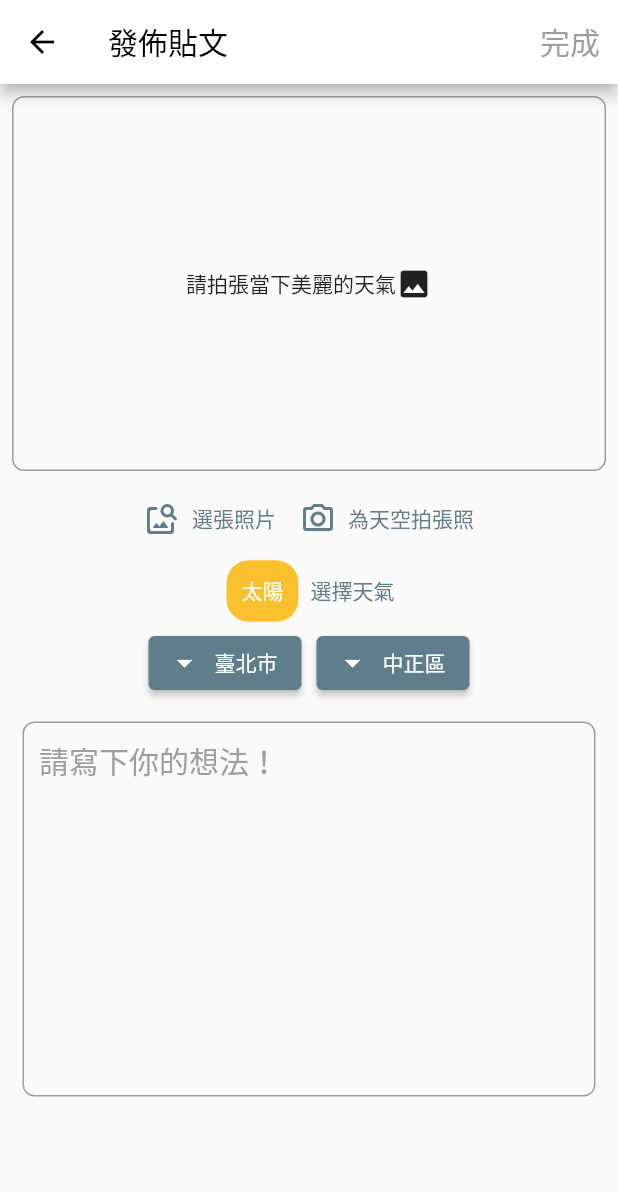
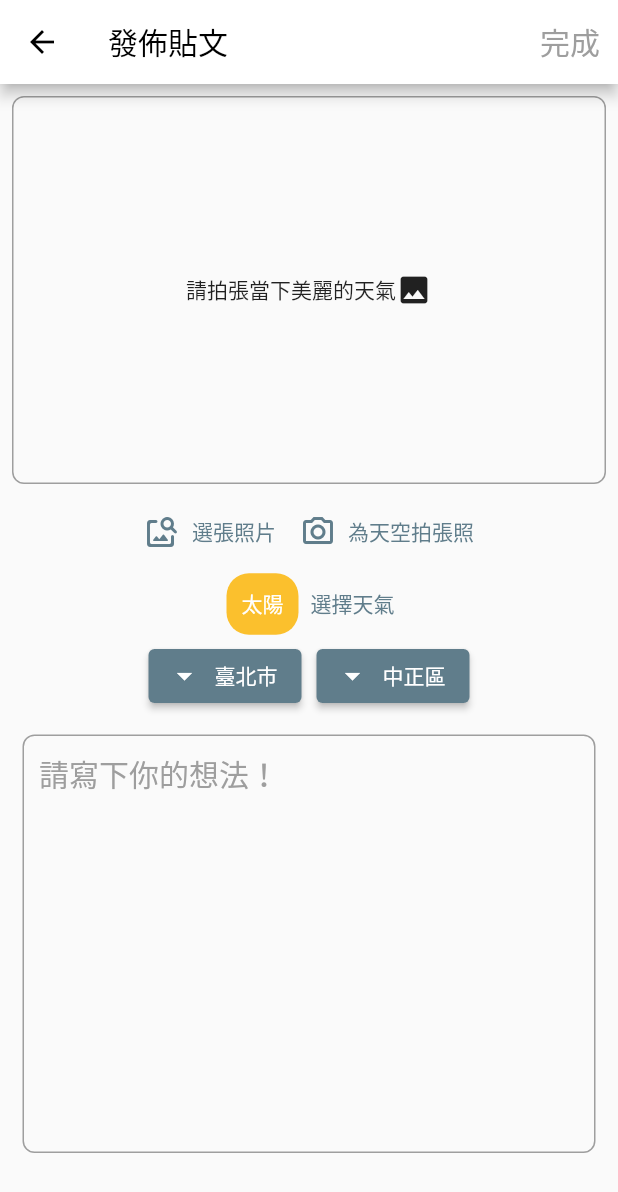
Before and after one commit to Wayne-Wang-Wayne/real_weather_app, a Flutter app: the CreatePostScreen screen opened by its route, on a phone screen of 412 x 824 dp. Shown: the top 1192 px of the screen. Run offline on Flutter 3.47's test engine with Material 2 defaults, Android fonts, the phone set to English and light mode, and no system bars; our stand-ins replace cloud_firestore, firebase_auth, firebase_core, firebase_storage, font_awesome_flutter, google_sign_in and 2 more; accounts and stored records are empty; network calls fail.

Commit message:
修正PO文頁比例

```diff
--- a/lib/mainPage/createPostPage/widgets/pictureWidget.dart
+++ b/lib/mainPage/createPostPage/widgets/pictureWidget.dart
@@ -45,9 +45,10 @@ class _AddPictureWidgetState extends State<AddPictureWidget> {
     return Column(
       children: [
         if (_storedImage != null)
-          Container(
+          AspectRatio(
+            aspectRatio: 3 / 2,
+            child: Container(
               width: double.infinity,
-            height: 250,
               child: Padding(
                 padding: const EdgeInsets.all(8.0),
                 child: ClipRRect(
@@ -58,13 +59,15 @@ class _AddPictureWidgetState extends State<AddPictureWidget> {
                     )),
               ),
             ),
+          ),
         if (_storedImage == null)
-          Padding(
+          AspectRatio(
+            aspectRatio: 3 / 2,
+            child: Padding(
                 padding: const EdgeInsets.all(8.0),
                 child: Container(
                   alignment: Alignment.center,
                   width: double.infinity,
-                height: 250,
                   child: Row(
                     mainAxisAlignment: MainAxisAlignment.center,
                     children: [Text("請拍張當下美麗的天氣"), Icon(Icons.photo)],
@@ -73,6 +76,7 @@ class _AddPictureWidgetState extends State<AddPictureWidget> {
                       border: Border.all(width: 1, color: Colors.grey),
                       borderRadius: BorderRadius.all(Radius.circular(8))),
                 )),
+          ),
         Row(
           mainAxisAlignment: MainAxisAlignment.center,
           children: [
--- a/lib/mainPage/createPostPage/widgets/postTextField.dart
+++ b/lib/mainPage/createPostPage/widgets/postTextField.dart
@@ -16,10 +16,11 @@ class _PostTextFieldState extends State<PostTextField> {
 
   @override
   Widget build(BuildContext context) {
-    return Padding(
+    return AspectRatio(
+      aspectRatio: 4 / 3,
+      child: Padding(
         padding: const EdgeInsets.all(15.0),
         child: Container(
-        height: 250,
           width: double.infinity,
           decoration: BoxDecoration(
               border: Border.all(width: 1, color: Colors.grey),
@@ -32,13 +33,15 @@ class _PostTextFieldState extends State<PostTextField> {
               maxLines: null,
               controller: _controller,
               decoration: InputDecoration.collapsed(
-                hintText: "請寫下你的想法！", hintStyle: TextStyle(color: Colors.grey)),
+                  hintText: "請寫下你的想法！",
+                  hintStyle: TextStyle(color: Colors.grey)),
               onChanged: (value) {
                 setState(() {
                   postText = value;
                   widget.postTextCallBack(postText);
                 });
               },
+            ),
           ),
         ),
       ),
```
Lines whose indentation alone changed are shown as unchanged.
